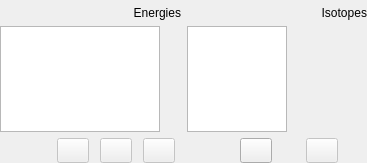
Qt form forms/widget_isotopes.ui (usnistgov/qpx-gamma) before a commit.
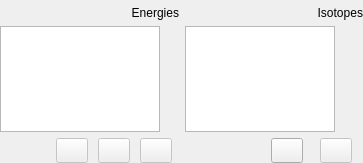
The same form after that commit. Icons and pictures are not drawn.

```diff
--- a/forms/widget_isotopes.ui
+++ b/forms/widget_isotopes.ui
@@ -6,7 +6,7 @@
    <rect>
     <x>0</x>
     <y>0</y>
-    <width>367</width>
+    <width>363</width>
     <height>163</height>
    </rect>
   </property>
@@ -273,7 +273,7 @@
        </property>
        <property name="minimumSize">
         <size>
-         <width>100</width>
+         <width>150</width>
          <height>0</height>
         </size>
        </property>
@@ -300,7 +300,7 @@
          </property>
          <property name="sizeHint" stdset="0">
           <size>
-           <width>25</width>
+           <width>75</width>
            <height>20</height>
           </size>
          </property>
```
